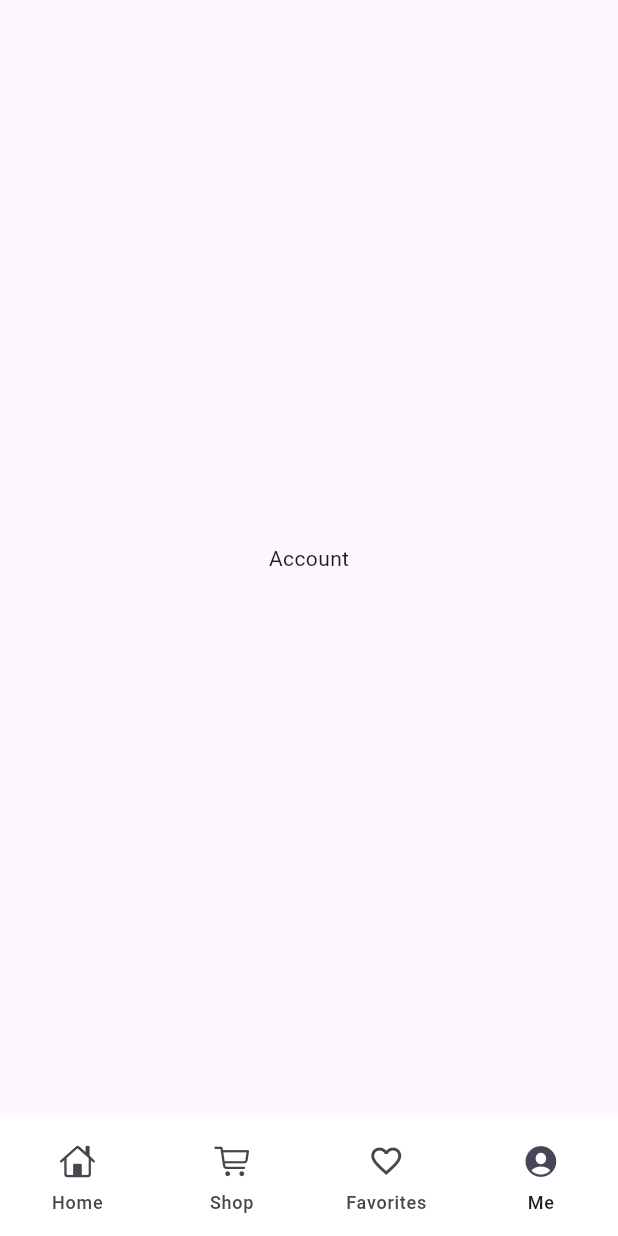
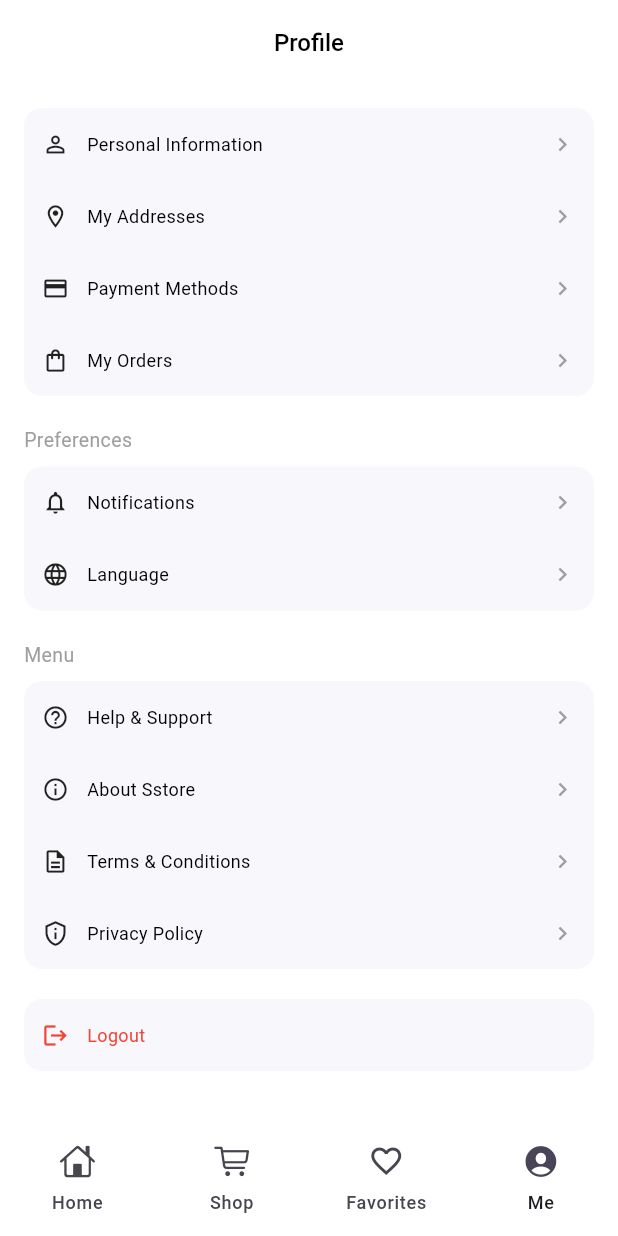
Before and after one commit to seyhamai/app_sstore, a Flutter app: the screen it shows after launch, item 4 of the bottom bar chosen, on a phone screen of 412 x 824 dp. Run offline on Flutter 3.47's test engine with Material 3 defaults, Android fonts, the phone set to English and light mode, and no system bars; our stand-ins replace carousel_slider.

Commit message:
create ui screen acount and continue to product detail

```diff
--- a/lib/screen/account_screen.dart
+++ b/lib/screen/account_screen.dart
@@ -5,10 +5,241 @@ class AccountScreen extends StatelessWidget {
 
   @override
   Widget build(BuildContext context) {
-    return const Scaffold(
-      body: Center(
-        child: Text("Account"),
+    return Scaffold(
+      backgroundColor:  Colors.white,
+      appBar: AppBar(
+        backgroundColor: Colors.white,
+        surfaceTintColor: Colors.transparent,
+        elevation: 0,
+
+        title: const Text(
+          "Profile",
+          style: TextStyle(
+            fontSize: 16,
+            fontWeight: FontWeight.w500,
+            color: Colors.black,
+          ),
+        ),
+
+        centerTitle: true,
+      ),
+
+      body: SingleChildScrollView(
+        padding: const EdgeInsets.all(16),
+
+        child: Column(
+          crossAxisAlignment: CrossAxisAlignment.start,
+          children: [
+
+            /// ACCOUNT
+            _AccountGroup(
+              children: [
+                _AccountItem(
+                  icon: Icons.person_outline,
+                  title: "Personal Information",
+                  onTap: () {},
+                ),
+
+                _AccountItem(
+                  icon: Icons.location_on_outlined,
+                  title: "My Addresses",
+                  onTap: () {},
+                ),
+
+                _AccountItem(
+                  icon: Icons.payment_outlined,
+                  title: "Payment Methods",
+                  onTap: () {},
+                ),
+
+                _AccountItem(
+                  icon: Icons.shopping_bag_outlined,
+                  title: "My Orders",
+                  onTap: () {},
+                ),
+              ],
+            ),
+
+            const SizedBox(height: 20),
+
+            /// PREFERENCES
+            const Text(
+              "Preferences",
+              style: TextStyle(
+                fontSize: 13,
+                color: Colors.grey,
+              ),
+            ),
+
+            const SizedBox(height: 8),
+
+            _AccountGroup(
+              children: [
+                _AccountItem(
+                  icon: Icons.notifications_none,
+                  title: "Notifications",
+                  onTap: () {},
+                ),
+
+                _AccountItem(
+                  icon: Icons.language_outlined,
+                  title: "Language",
+                  onTap: () {},
+                ),
+              ],
+            ),
+
+            const SizedBox(height: 20),
+
+            /// MENU
+            const Text(
+              "Menu",
+              style: TextStyle(
+                fontSize: 13,
+                color: Colors.grey,
+              ),
+            ),
+
+            const SizedBox(height: 8),
+
+            _AccountGroup(
+              children: [
+                _AccountItem(
+                  icon: Icons.help_outline,
+                  title: "Help & Support",
+                  onTap: () {},
+                ),
+
+                _AccountItem(
+                  icon: Icons.info_outline,
+                  title: "About Sstore",
+                  onTap: () {},
+                ),
+
+                _AccountItem(
+                  icon: Icons.description_outlined,
+                  title: "Terms & Conditions",
+                  onTap: () {},
+                ),
+
+                _AccountItem(
+                  icon: Icons.privacy_tip_outlined,
+                  title: "Privacy Policy",
+                  onTap: () {},
+                ),
+              ],
+            ),
+
+            const SizedBox(height: 20),
+
+            /// LOGOUT
+            _AccountGroup(
+              children: [
+                _AccountItem(
+                  icon: Icons.logout,
+                  title: "Logout",
+                  iconColor: Colors.red,
+                  titleColor: Colors.red,
+                  showArrow: false,
+                  onTap: () {
+                    // TODO: Logout
+                  },
+                ),
+              ],
+            ),
+          ],
+        ),
       ),
     );
   }
 }
+class _AccountGroup extends StatelessWidget {
+  final List<Widget> children;
+
+  const _AccountGroup({
+    required this.children,
+  });
+
+  @override
+  Widget build(BuildContext context) {
+    return Container(
+      width: double.infinity,
+
+      decoration: BoxDecoration(
+        color: const Color(0xffF8F8FC),
+        borderRadius: BorderRadius.circular(12),
+      ),
+
+      child: Column(
+        children: children,
+      ),
+    );
+  }
+}
+class _AccountItem extends StatelessWidget {
+  final IconData icon;
+  final String title;
+  final VoidCallback onTap;
+
+  final Color? iconColor;
+  final Color? titleColor;
+  final bool showArrow;
+
+  const _AccountItem({
+    required this.icon,
+    required this.title,
+    required this.onTap,
+    this.iconColor,
+    this.titleColor,
+    this.showArrow = true,
+  });
+
+  @override
+  Widget build(BuildContext context) {
+    return InkWell(
+      onTap: onTap,
+
+      child: SizedBox(
+        height: 48,
+
+        child: Padding(
+          padding: const EdgeInsets.symmetric(
+            horizontal: 12,
+          ),
+
+          child: Row(
+            children: [
+
+              Icon(
+                icon,
+                size: 18,
+                color: iconColor ?? Colors.black87,
+              ),
+
+              const SizedBox(width: 12),
+
+              Expanded(
+                child: Text(
+                  title,
+
+                  style: TextStyle(
+                    fontSize: 12,
+                    color:
+                        titleColor ?? Colors.black,
+                  ),
+                ),
+              ),
+
+              if (showArrow)
+                const Icon(
+                  Icons.chevron_right,
+                  size: 18,
+                  color: Colors.grey,
+                ),
+            ],
+          ),
+        ),
+      ),
+    );
+  }
+}
```
Also changed, not shown: lib/screen/product_detail_screen.dart (added, +220 -0 lines), lib/widgets/product_card.dart (+17 -20 lines).
